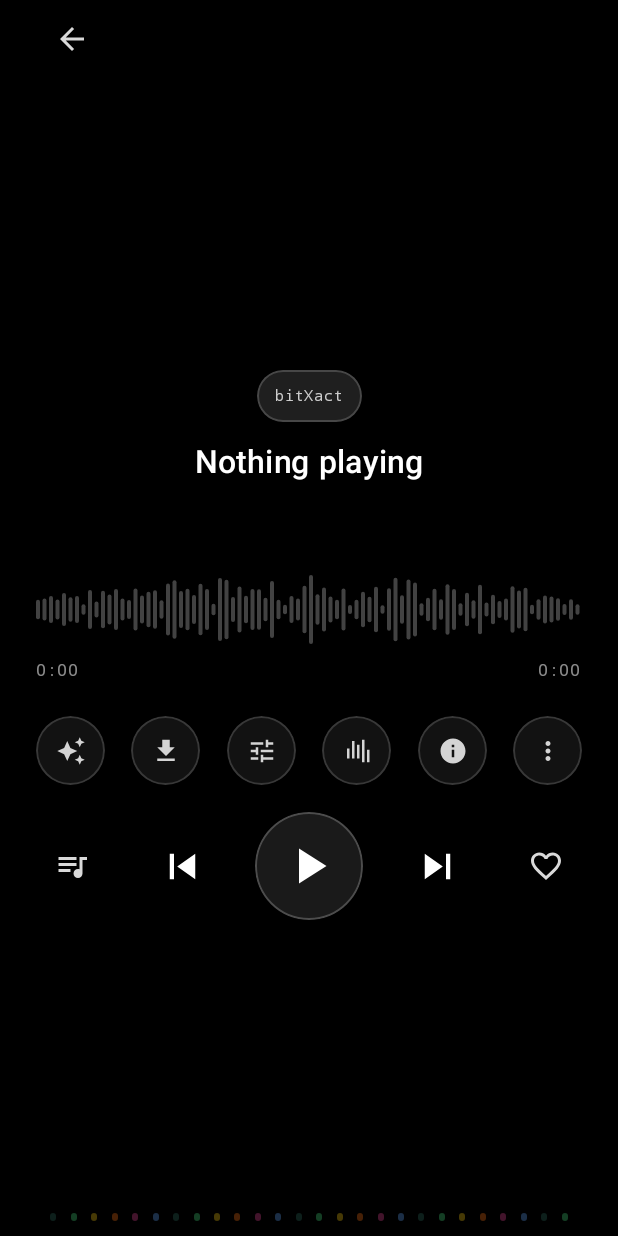
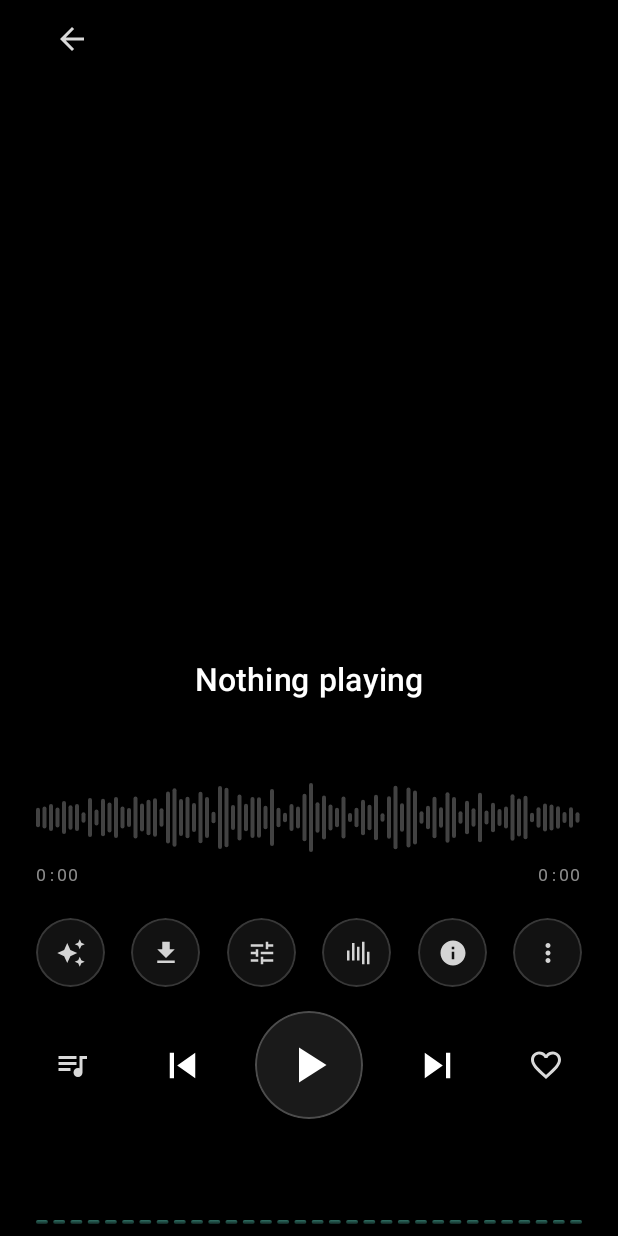
Before and after one commit to atomxkc-drold/DubTonic, an Android app built with Jetpack Compose: the NowPlayingScreen screen opened through its navigation route, on a phone screen of 412 x 824 dp. Run offline under Robolectric (Android 15) with nearby library versions, the phone set to English and light mode, and no system bars; our stand-ins replace Dagger/Hilt's generated code; libraries missing offline, so code that uses them is left out: androidx.palette.graphics; network calls fail; pictures from the network do not load; 4 statements that could not run were skipped.

Commit message:
Now Playing: drop the badge, add a real beat visualiser, mirror the art
- Remove the bitXact pill entirely.
- Replace the colour dot strip with a 32 bar visualiser fed by a new
  VisualizerProcessor: it measures the PCM already going to the speaker, so the
  bars follow the actual music without the RECORD_AUDIO permission that
  audiofx.Visualizer would require. Bars rise fast, fall slowly, and decay to
  silence when playback stops.
- Pull the title, quality line, scrubber and transport down so they sit directly
  above the visualiser.
- Cover art now fills the top half while the same image is mirrored, blurred and
  dimmed underneath, feathered into black at the seam.

```diff
--- a/app/src/main/kotlin/com/androidharness/musicplayer/feature/player/NowPlayingScreen.kt
+++ b/app/src/main/kotlin/com/androidharness/musicplayer/feature/player/NowPlayingScreen.kt
@@ -1,8 +1,10 @@
 package com.androidharness.musicplayer.feature.player
 
+import android.net.Uri
 import androidx.compose.animation.AnimatedVisibilityScope
 import androidx.compose.animation.ExperimentalSharedTransitionApi
 import androidx.compose.animation.SharedTransitionScope
+import androidx.compose.foundation.Canvas
 import androidx.compose.foundation.background
 import androidx.compose.foundation.border
 import androidx.compose.foundation.clickable
@@ -10,9 +12,11 @@ import androidx.compose.foundation.gestures.detectDragGestures
 import androidx.compose.foundation.gestures.detectTapGestures
 import androidx.compose.foundation.layout.Arrangement
 import androidx.compose.foundation.layout.Box
+import androidx.compose.foundation.layout.BoxScope
 import androidx.compose.foundation.layout.Column
 import androidx.compose.foundation.layout.Row
 import androidx.compose.foundation.layout.Spacer
+import androidx.compose.foundation.layout.fillMaxHeight
 import androidx.compose.foundation.layout.fillMaxSize
 import androidx.compose.foundation.layout.fillMaxWidth
 import androidx.compose.foundation.layout.height
@@ -34,15 +38,24 @@ import androidx.compose.material3.Icon
 import androidx.compose.material3.IconButton
 import androidx.compose.material3.Text
 import androidx.compose.runtime.Composable
+import androidx.compose.runtime.LaunchedEffect
 import androidx.compose.runtime.getValue
 import androidx.compose.runtime.mutableFloatStateOf
+import androidx.compose.runtime.mutableIntStateOf
 import androidx.compose.runtime.remember
+import androidx.compose.runtime.rememberUpdatedState
 import androidx.compose.runtime.setValue
+import androidx.compose.runtime.withFrameNanos
 import androidx.compose.ui.Alignment
 import androidx.compose.ui.Modifier
+import androidx.compose.ui.draw.blur
 import androidx.compose.ui.draw.clip
+import androidx.compose.ui.geometry.CornerRadius
+import androidx.compose.ui.geometry.Offset
+import androidx.compose.ui.geometry.Size
 import androidx.compose.ui.graphics.Brush
 import androidx.compose.ui.graphics.Color
+import androidx.compose.ui.graphics.graphicsLayer
 import androidx.compose.ui.graphics.vector.ImageVector
 import androidx.compose.ui.input.pointer.pointerInput
 import androidx.compose.ui.layout.ContentScale
@@ -54,17 +67,20 @@ import androidx.compose.ui.unit.dp
 import androidx.compose.ui.unit.sp
 import androidx.hilt.navigation.compose.hiltViewModel
 import androidx.lifecycle.compose.collectAsStateWithLifecycle
-import androidx.media3.common.Player
 import coil3.compose.AsyncImage
 import com.androidharness.musicplayer.core.model.Track
+import com.androidharness.musicplayer.playback.audio.AudioLevelTap
 import com.androidharness.musicplayer.ui.icons.PlayerIcons
 import kotlin.math.abs
 
 /**
  * Full-bleed artwork player.
  *
- * Gestures: double-tap the cover to favourite, swipe left/right to skip, pull down to
- * close. Everything else is a real control — nothing here is a dead button.
+ * The cover fills the top half and is mirrored, blurred and dimmed underneath so the lower
+ * half reads as a reflection of the same image rather than a flat gradient. The controls
+ * sit low, directly above a bar visualiser driven by the audio pipeline.
+ *
+ * Gestures: double-tap the cover to favourite, swipe left/right to skip, pull down to close.
  */
 @OptIn(ExperimentalSharedTransitionApi::class)
 @Composable
@@ -78,6 +94,7 @@ fun NowPlayingScreen(
     val playback by viewModel.playback.collectAsStateWithLifecycle()
     val details by viewModel.details.collectAsStateWithLifecycle()
     val colors by viewModel.colors.collectAsStateWithLifecycle()
+    val levels by viewModel.levels.collectAsStateWithLifecycle()
     val track = details?.takeIf { it.id == playback.trackId }
     val accent = colors.primary
 
@@ -109,24 +126,7 @@ fun NowPlayingScreen(
                     )
                 },
         ) {
-            playback.artworkUri?.let { uri ->
-                AsyncImage(
-                    model = uri,
-                    contentDescription = null,
-                    contentScale = ContentScale.Crop,
-                    modifier = Modifier.fillMaxSize(),
-                )
-            }
-            Box(
-                Modifier.fillMaxSize().background(
-                    Brush.verticalGradient(
-                        0f to Color.Black.copy(alpha = 0.30f),
-                        0.45f to Color.Black.copy(alpha = 0.58f),
-                        0.75f to Color.Black.copy(alpha = 0.88f),
-                        1f to Color.Black.copy(alpha = 0.97f),
-                    )
-                )
-            )
+            ArtworkBackdrop(playback.artworkUri)
         }
 
         Column(
@@ -145,11 +145,8 @@ fun NowPlayingScreen(
                 Spacer(Modifier.weight(1f))
             }
 
+            // Pushes the whole control stack down to sit just above the visualiser.
             Spacer(Modifier.weight(1f))
-
-            BadgePill(text = sourceLabel(track))
-
-            Spacer(Modifier.height(14.dp))
 
             Text(
                 text = playback.title.ifBlank { "Nothing playing" },
@@ -162,7 +159,7 @@ fun NowPlayingScreen(
                 overflow = TextOverflow.Ellipsis,
             )
 
-            Spacer(Modifier.height(6.dp))
+            Spacer(Modifier.height(5.dp))
 
             Text(
                 text = subtitle(playback.artist, playback.album),
@@ -173,11 +170,11 @@ fun NowPlayingScreen(
                 overflow = TextOverflow.Ellipsis,
             )
 
-            Spacer(Modifier.height(14.dp))
+            Spacer(Modifier.height(12.dp))
 
             QualityLine(track, accent)
 
-            Spacer(Modifier.height(14.dp))
+            Spacer(Modifier.height(10.dp))
 
             WaveformScrubber(
                 trackId = playback.trackId,
@@ -189,7 +186,7 @@ fun NowPlayingScreen(
             )
 
             Row(
-                Modifier.fillMaxWidth().padding(top = 2.dp),
+                Modifier.fillMaxWidth(),
                 horizontalArrangement = Arrangement.SpaceBetween,
             ) {
                 Text(
@@ -206,7 +203,7 @@ fun NowPlayingScreen(
                 )
             }
 
-            Spacer(Modifier.height(18.dp))
+            Spacer(Modifier.height(16.dp))
 
             Row(
                 Modifier.fillMaxWidth(),
@@ -247,7 +244,7 @@ fun NowPlayingScreen(
                 )
             }
 
-            Spacer(Modifier.height(18.dp))
+            Spacer(Modifier.height(16.dp))
 
             Row(
                 Modifier.fillMaxWidth(),
@@ -297,27 +294,73 @@ fun NowPlayingScreen(
                 }
             }
 
-            Spacer(Modifier.weight(1f))
+            Spacer(Modifier.height(18.dp))
 
-            SpectrumDots(accent = accent, active = playback.isPlaying)
-            Spacer(Modifier.height(10.dp))
+            BeatVisualizer(
+                levels = levels,
+                accent = accent,
+                active = playback.isPlaying,
+            )
+            Spacer(Modifier.height(8.dp))
         }
     }
 }
 
+/**
+ * Sharp cover across the top, then the same image mirrored and blurred underneath it,
+ * fading to black — the reflection bleeds the art into the controls instead of a hard edge.
+ */
 @Composable
-private fun BadgePill(text: String) {
-    Text(
-        text = text,
-        color = Color.White.copy(alpha = 0.78f),
-        fontSize = 10.sp,
-        fontFamily = FontFamily.Monospace,
+private fun BoxScope.ArtworkBackdrop(uri: Uri?) {
+    if (uri == null) {
+        Box(Modifier.fillMaxSize().background(Color.Black))
+        return
+    }
+
+    AsyncImage(
+        model = uri,
+        contentDescription = null,
+        contentScale = ContentScale.Crop,
         modifier = Modifier
-            .clip(RoundedCornerShape(50))
-            .background(Color.White.copy(alpha = 0.12f))
-            .border(1.dp, Color.White.copy(alpha = 0.18f), RoundedCornerShape(50))
-            .padding(horizontal = 12.dp, vertical = 5.dp),
+            .fillMaxSize()
+            .graphicsLayer {
+                scaleY = -1f
+                scaleX = 1.08f
+                alpha = 0.90f
+            }
+            .blur(38.dp),
     )
+
+    Box(
+        Modifier.fillMaxSize().background(
+            Brush.verticalGradient(
+                0f to Color.Black.copy(alpha = 0.10f),
+                0.30f to Color.Black.copy(alpha = 0.28f),
+                0.52f to Color.Black.copy(alpha = 0.62f),
+                0.78f to Color.Black.copy(alpha = 0.86f),
+                1f to Color.Black.copy(alpha = 0.96f),
+            )
+        )
+    )
+
+    Box(Modifier.fillMaxWidth().fillMaxHeight(0.52f).align(Alignment.TopCenter)) {
+        AsyncImage(
+            model = uri,
+            contentDescription = null,
+            contentScale = ContentScale.Crop,
+            modifier = Modifier.fillMaxSize(),
+        )
+        // Feather the bottom edge into the reflection below.
+        Box(
+            Modifier.fillMaxSize().background(
+                Brush.verticalGradient(
+                    0.55f to Color.Transparent,
+                    0.82f to Color.Black.copy(alpha = 0.45f),
+                    1f to Color.Black,
+                )
+            )
+        )
+    }
 }
 
 @Composable
@@ -383,35 +426,63 @@ private fun QuickAction(
     }
 }
 
-/** Decorative spectrum strip along the bottom edge. */
+/**
+ * Bar visualiser fed by [com.androidharness.musicplayer.playback.audio.VisualizerProcessor].
+ *
+ * Bars rise fast and fall slowly so kicks punch through and tails settle, and everything
+ * decays to silence when playback stops.
+ */
 @Composable
-private fun SpectrumDots(accent: Color, active: Boolean) {
-    val palette = listOf(
-        accent, Color(0xFF4ADE80), Color(0xFFFACC15),
-        Color(0xFFF97316), Color(0xFFEC4899), Color(0xFF60A5FA),
-    )
-    Row(
-        Modifier.fillMaxWidth(),
-        horizontalArrangement = Arrangement.SpaceEvenly,
-        verticalAlignment = Alignment.CenterVertically,
-    ) {
-        repeat(26) { index ->
-            val color = palette[index % palette.size]
-            Box(
-                Modifier
-                    .size(width = 4.dp, height = if (active && index % 3 == 0) 9.dp else 5.dp)
-                    .clip(CircleShape)
-                    .background(color.copy(alpha = if (active) 0.85f else 0.28f))
+private fun BeatVisualizer(
+    levels: FloatArray,
+    accent: Color,
+    active: Boolean,
+) {
+    val smoothed = remember { FloatArray(AudioLevelTap.BAR_COUNT) }
+    val current by rememberUpdatedState(levels)
+    var tick by remember { mutableIntStateOf(0) }
+
+    LaunchedEffect(active) {
+        while (true) {
+            withFrameNanos { }
+            val target = if (active) current else SILENCE
+            for (index in smoothed.indices) {
+                val goal = target.getOrElse(index) { 0f }
+                val rate = if (goal > smoothed[index]) 0.5f else 0.14f
+                smoothed[index] += (goal - smoothed[index]) * rate
+            }
+            tick++
+        }
+    }
+
+    Canvas(Modifier.fillMaxWidth().height(52.dp)) {
+        // Reading the frame counter inside the draw scope invalidates only the draw pass.
+        @Suppress("UNUSED_VARIABLE")
+        val frame = tick
+
+        val count = smoothed.size
+        val gap = size.width / (count * 3.2f)
+        val barWidth = ((size.width - gap * (count - 1)) / count).coerceAtLeast(1f)
+
+        for (index in 0 until count) {
+            val value = smoothed[index].coerceIn(0f, 1f)
+            val barHeight = (size.height * (0.05f + 0.95f * value)).coerceAtLeast(2f)
+            val x = index * (barWidth + gap)
+            drawRoundRect(
+                brush = Brush.verticalGradient(
+                    colors = listOf(accent, accent.copy(alpha = 0.35f)),
+                    startY = size.height - barHeight,
+                    endY = size.height,
+                ),
+                topLeft = Offset(x, size.height - barHeight),
+                size = Size(barWidth, barHeight),
+                cornerRadius = CornerRadius(barWidth / 2f, barWidth / 2f),
             )
         }
     }
 }
 
-private fun sourceLabel(track: Track?): String = when {
-    track == null -> "bitXact"
-    track.localUri != null -> "Offline copy"
-    else -> "bitXact"
-}
+private val SILENCE = FloatArray(AudioLevelTap.BAR_COUNT)
 
 private fun subtitle(artist: String, album: String): String = when {
     artist.isBlank() && album.isBlank() -> " "
--- a/app/src/main/kotlin/com/androidharness/musicplayer/feature/player/PlayerViewModel.kt
+++ b/app/src/main/kotlin/com/androidharness/musicplayer/feature/player/PlayerViewModel.kt
@@ -8,6 +8,7 @@ import com.androidharness.musicplayer.data.remote.SubsonicSession
 import com.androidharness.musicplayer.data.settings.UiSettings
 import com.androidharness.musicplayer.domain.repository.MusicRepository
 import com.androidharness.musicplayer.domain.repository.SettingsRepository
+import com.androidharness.musicplayer.playback.audio.AudioLevelTap
 import com.androidharness.musicplayer.ui.image.AlbumColors
 import com.androidharness.musicplayer.ui.image.AlbumPaletteRepository
 import dagger.hilt.android.lifecycle.HiltViewModel
@@ -30,12 +31,16 @@ class PlayerViewModel @Inject constructor(
     private val repository: MusicRepository,
     paletteRepository: AlbumPaletteRepository,
     settingsRepository: SettingsRepository,
+    private val audioLevelTap: AudioLevelTap,
     credentials: SubsonicCredentialsStore,
 ) : ViewModel() {
 
     val session: StateFlow<SubsonicSession?> = credentials.session
 
     val playback: StateFlow<PlaybackUiState> = connection.state
+
+    /** Live per-band energy from the audio pipeline, for the beat visualiser. */
+    val levels: StateFlow<FloatArray> = audioLevelTap.levels
 
     val colors: StateFlow<AlbumColors> = connection.state
         .map { it.artworkUri }
--- a/app/src/main/kotlin/com/androidharness/musicplayer/playback/PlaybackEngine.kt
+++ b/app/src/main/kotlin/com/androidharness/musicplayer/playback/PlaybackEngine.kt
@@ -13,9 +13,11 @@ import androidx.media3.exoplayer.source.DefaultMediaSourceFactory
 import com.androidharness.musicplayer.core.model.Track
 import com.androidharness.musicplayer.data.connectivity.ConnectivityMonitor
 import com.androidharness.musicplayer.domain.repository.SettingsRepository
+import com.androidharness.musicplayer.playback.audio.AudioLevelTap
 import com.androidharness.musicplayer.playback.audio.DspRenderersFactory
 import com.androidharness.musicplayer.playback.audio.ParametricEqProcessor
 import com.androidharness.musicplayer.playback.audio.ReplayGainController
+import com.androidharness.musicplayer.playback.audio.VisualizerProcessor
 import dagger.hilt.android.qualifiers.ApplicationContext
 import javax.inject.Inject
 import javax.inject.Singleton
@@ -35,6 +37,7 @@ class PlaybackEngine @Inject constructor(
     private val settings: SettingsRepository,
     private val connectivity: ConnectivityMonitor,
     private val replayGain: ReplayGainController,
+    private val audioLevelTap: AudioLevelTap,
     private val dataSourceFactory: DataSource.Factory,
     private val streamFallback: StreamPlaybackFallback,
 ) {
@@ -64,7 +67,7 @@ class PlaybackEngine @Inject constructor(
 
         val renderers = DspRenderersFactory(
             context,
-            listOf(replayGain.newProcessor(), equalizer),
+            listOf(replayGain.newProcessor(), equalizer, VisualizerProcessor(audioLevelTap)),
         ).setEnableAudioFloatOutput(true)
 
         val mediaSourceFactory = DefaultMediaSourceFactory(context)
```
Also changed, not shown: app/src/main/kotlin/com/androidharness/musicplayer/playback/audio/AudioLevelTap.kt (added, +34 -0 lines), app/src/main/kotlin/com/androidharness/musicplayer/playback/audio/VisualizerProcessor.kt (added, +98 -0 lines).
